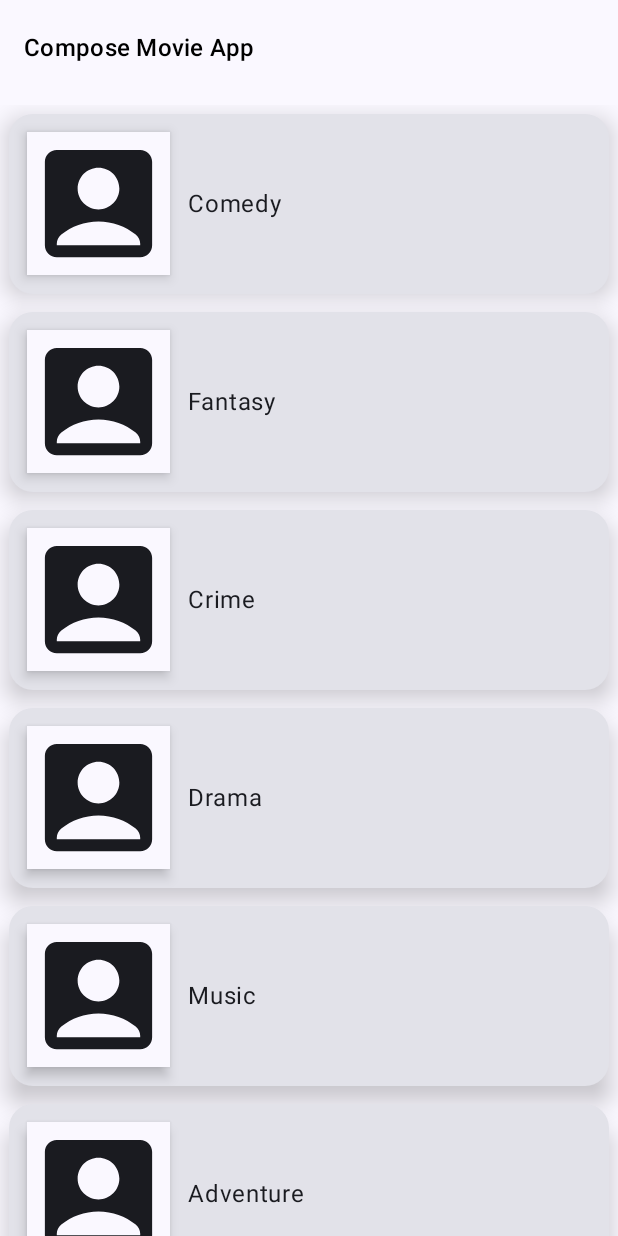
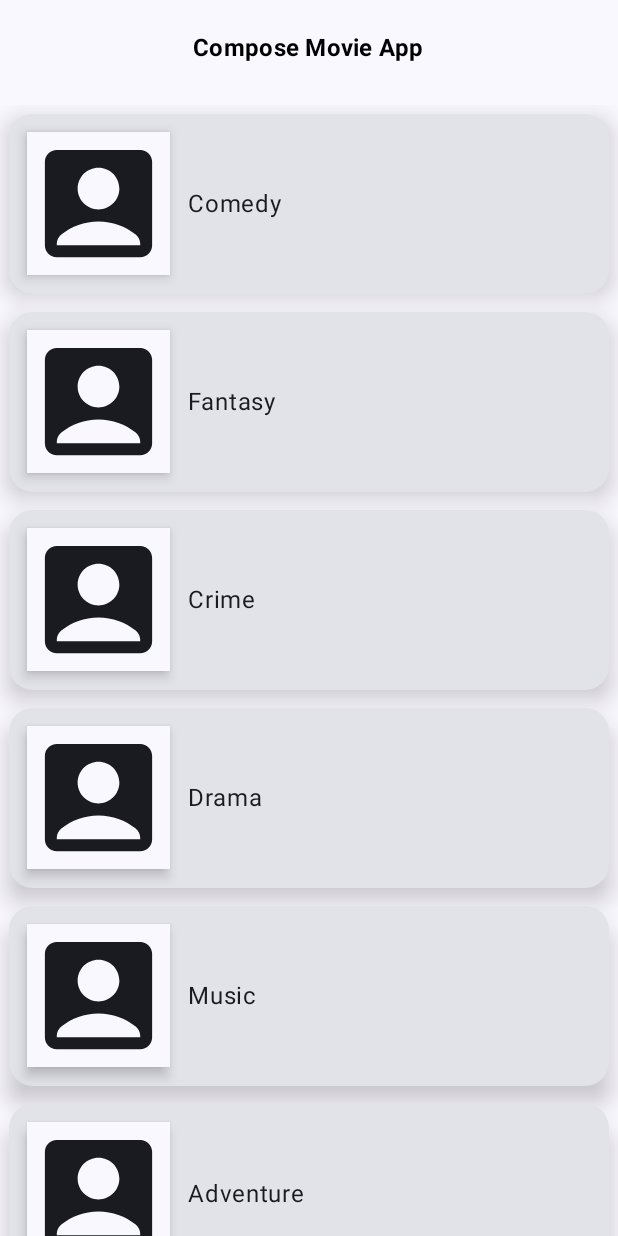
Before and after one commit to GetRighhttt/MovieAppCompose, an Android app built with Jetpack Compose: the screen it shows after launch (MainActivity), on a phone screen of 412 x 824 dp. Run offline under Robolectric (Android 15) with nearby library versions, the phone set to English and light mode, and no system bars.

```diff
--- a/app/src/main/java/com/example/composemovieapp/screens/home/HomeScreen.kt
+++ b/app/src/main/java/com/example/composemovieapp/screens/home/HomeScreen.kt
@@ -18,19 +18,21 @@ import androidx.compose.material.icons.Icons
 import androidx.compose.material.icons.filled.AccountBox
 import androidx.compose.material3.Card
 import androidx.compose.material3.CardDefaults
+import androidx.compose.material3.CenterAlignedTopAppBar
 import androidx.compose.material3.ExperimentalMaterial3Api
 import androidx.compose.material3.Icon
 import androidx.compose.material3.MaterialTheme
 import androidx.compose.material3.Scaffold
 import androidx.compose.material3.Surface
 import androidx.compose.material3.Text
-import androidx.compose.material3.TopAppBar
 import androidx.compose.material3.TopAppBarDefaults
 import androidx.compose.runtime.Composable
 import androidx.compose.ui.Alignment
 import androidx.compose.ui.Modifier
 import androidx.compose.ui.graphics.Color
 import androidx.compose.ui.graphics.RectangleShape
+import androidx.compose.ui.text.font.FontWeight
+import androidx.compose.ui.text.style.TextOverflow
 import androidx.compose.ui.unit.dp
 import androidx.navigation.NavController
 import com.example.composemovieapp.navigation.MovieScreens
@@ -45,7 +47,7 @@ fun HomeScreen(navController: NavController) {
      */
     Scaffold(
         topBar = {
-            TopAppBar(
+            CenterAlignedTopAppBar(
                 colors = TopAppBarDefaults.topAppBarColors(
                     containerColor = MaterialTheme.colorScheme.background,
                     titleContentColor = Color.Black
@@ -53,7 +55,10 @@ fun HomeScreen(navController: NavController) {
                 title = {
                     Text(
                         text = "Compose Movie App",
-                        style = MaterialTheme.typography.titleMedium
+                        style = MaterialTheme.typography.titleMedium,
+                        fontWeight = FontWeight.Bold,
+                        maxLines = 1,
+                        overflow = TextOverflow.Ellipsis
                     )
                 }
             )
@@ -93,7 +98,7 @@ fun MainContent(
         LazyColumn {
             items(items = movieList) {
                 MovieRow(movie = it) { movie ->
-                    // passing movie name to detail screen
+                    // passing movie data to detail screen using onItemClick lambda
                     navController.navigate(route = MovieScreens.DetailsScreen.name + "/$movie")
                     Log.d("MOVIE", "Navigated to: $movie")
                 }
```
Also changed, not shown: app/src/main/java/com/example/composemovieapp/screens/detail/DetailsScreen.kt (+60 -1 lines).
